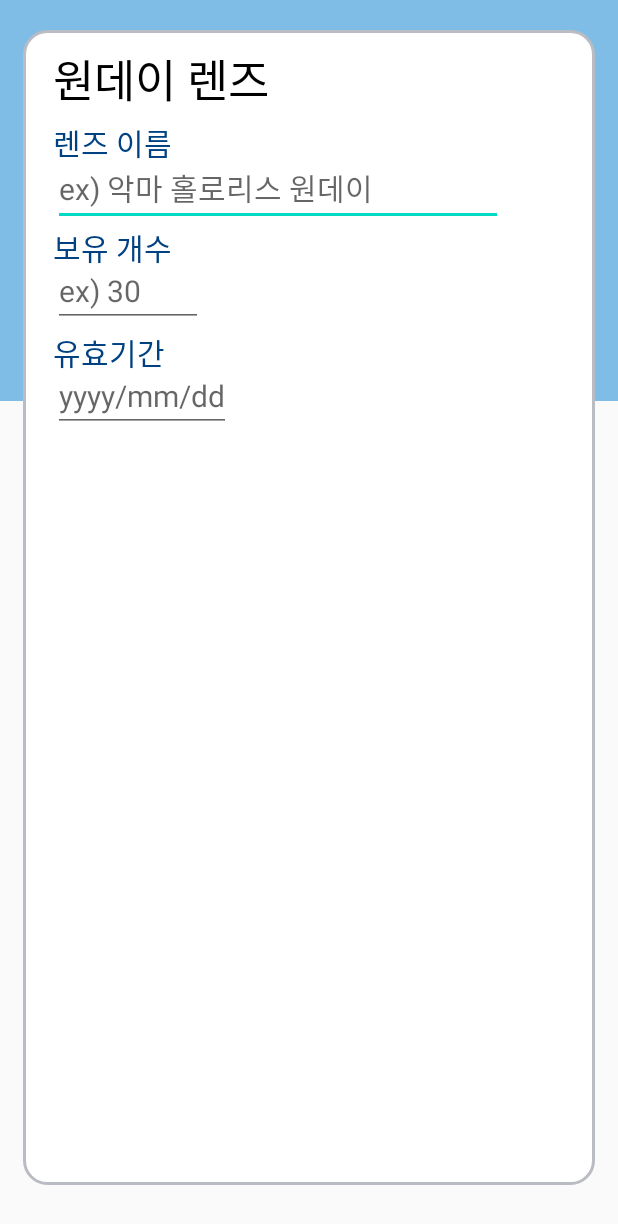
After one commit to SeoeunPark/NUNU_oldver, an Android app: the layout activity_oneday.xml on its own in the app's theme, with its tools: preview values and no code run, on a phone screen of 412 x 824 dp. The commit adds this screen. Shown: the top 1224 px of the screen. Run offline under Robolectric (Android 15) with nearby library versions, the phone set to English and light mode, and no system bars.

Commit message:
[추가] Oneday.java - 날짜 입력 edittext 누르면 달력 뜨게 (스피너로 수정 필요) fragment_oneday.xml - 입력 창 디자인, 입력 텍스트 필드

```diff
--- a/app/src/main/java/com/example/NUNU/Lens.java
+++ b/app/src/main/java/com/example/NUNU/Lens.java
@@ -1,6 +1,7 @@
 package com.example.NUNU;
 
 import android.content.Context;
+import android.content.Intent;
 import android.os.Bundle;
 import android.view.LayoutInflater;
 import android.view.View;
@@ -85,8 +86,10 @@ public class Lens extends Fragment implements View.OnClickListener{
                 break;
             case R.id.fab1:
                 //anim();
-                getActivity().getSupportFragmentManager().beginTransaction().replace(R.id.main_layout, oneday).commitAllowingStateLoss();
+                //getActivity().getSupportFragmentManager().beginTransaction().replace(R.id.main_layout, oneday).commitAllowingStateLoss();
+                getActivity().startActivity(new Intent(getActivity(), oneday.getClass())); //<= 액티비티 화면 ( 네비게이션 바 안 뜸)
                 //Toast.makeText(getActivity(),"Button1", Toast.LENGTH_SHORT).show();
+
                 break;
             case R.id.fab2:
                 //anim();
--- /dev/null
+++ b/app/src/main/res/drawable/round_background.xml
@@ -0,0 +1,9 @@
+<?xml version="1.0" encoding="UTF-8"?>
+<shape xmlns:android="http://schemas.android.com/apk/res/android">
+    <solid android:color="#ffffff"/>
+    <stroke
+        android:width="2dip"
+        android:color="#BABCC3" />
+    <corners android:radius="15dip" />
+    <padding android:left="0dip" android:top="0dip" android:right="0dip" android:bottom="0dip" />
+</shape>
--- /dev/null
+++ b/app/src/main/res/layout/activity_oneday.xml
@@ -0,0 +1,117 @@
+<?xml version="1.0" encoding="utf-8"?>
+<androidx.constraintlayout.widget.ConstraintLayout xmlns:android="http://schemas.android.com/apk/res/android"
+    xmlns:app="http://schemas.android.com/apk/res-auto"
+    xmlns:tools="http://schemas.android.com/tools"
+    android:layout_width="match_parent"
+    android:layout_height="match_parent"
+    tools:context=".Oneday">
+    <FrameLayout
+        android:layout_width="match_parent"
+        android:layout_height="match_parent"
+        android:layout_marginBottom="4dp">
+
+        <LinearLayout
+            android:layout_width="match_parent"
+            android:layout_height="267dp"
+            android:background="#D265B0E2"
+            android:orientation="vertical" />
+
+
+        <RelativeLayout
+            android:layout_width="match_parent"
+            android:layout_height="match_parent"
+            android:layout_marginLeft="15dp"
+            android:layout_marginRight="15dp"
+            android:layout_marginBottom="30dp">
+
+            <LinearLayout
+                android:layout_width="match_parent"
+                android:layout_height="match_parent"
+                android:layout_centerHorizontal="true"
+                android:layout_marginTop="20dp"
+                android:background="@drawable/round_background">
+
+                <ScrollView
+                    android:layout_width="match_parent"
+                    android:layout_height="match_parent">
+
+
+
+                        <RelativeLayout
+                            android:layout_width="match_parent"
+                            android:layout_height="match_parent"
+                            android:layout_marginLeft="20dp">
+
+                            <TextView
+                                android:id="@+id/oneday"
+                                android:layout_width="wrap_content"
+                                android:layout_height="wrap_content"
+                                android:layout_marginTop="10dp"
+                                android:text="원데이 렌즈"
+                                android:textColor="#000000"
+                                android:textSize="30dp" />
+
+                            <TextView
+                                android:id="@+id/lens_name_text"
+                                android:layout_width="wrap_content"
+                                android:layout_height="wrap_content"
+                                android:layout_marginTop="60dp"
+                                android:text="렌즈 이름"
+                                android:textColor="@color/dartblue"
+                                android:textSize="20dp" />
+
+                            <EditText
+                                android:id="@+id/Onelens_name"
+                                android:layout_width="300dp"
+                                android:layout_height="wrap_content"
+                                android:layout_marginTop="80dp"
+                                android:hint="ex) 악마 홀로리스 원데이 "
+                                android:inputType="text"
+                                android:textColor="#29367A"
+                                android:textSize="20dp" />
+
+                            <TextView
+                                android:id="@+id/cnt_text"
+                                android:layout_width="wrap_content"
+                                android:layout_height="wrap_content"
+                                android:layout_marginTop="130dp"
+                                android:text="보유 개수"
+                                android:textColor="@color/dartblue"
+                                android:textSize="20dp" />
+
+                            <EditText
+                                android:id="@+id/Onelens_cnt"
+                                android:layout_width="100dp"
+                                android:layout_height="wrap_content"
+                                android:layout_marginTop="150dp"
+                                android:hint="ex) 30 "
+                                android:inputType="phone"
+                                android:textColor="#29367A"
+                                android:textSize="20dp" />
+                            <TextView
+                                android:id="@+id/shelflife_text"
+                                android:layout_width="wrap_content"
+                                android:layout_height="wrap_content"
+                                android:layout_marginTop="200dp"
+                                android:text="유효기간"
+                                android:textColor="@color/dartblue"
+                                android:textSize="20dp" />
+                            <EditText
+                                android:id="@+id/Shelf_life"
+                                android:layout_width="wrap_content"
+                                android:layout_height="wrap_content"
+                                android:layout_marginTop="220dp"
+                                android:hint="yyyy/mm/dd"
+                                android:clickable="true"
+                                android:editable="false"
+                                android:focusable="false"
+                                android:textColor="#29367A"
+                                android:textSize="20dp" />
+
+
+                        </RelativeLayout>
+                </ScrollView>
+            </LinearLayout>
+        </RelativeLayout>
+    </FrameLayout>
+</androidx.constraintlayout.widget.ConstraintLayout>
--- a/app/src/main/res/values/colors.xml
+++ b/app/src/main/res/values/colors.xml
@@ -5,4 +5,5 @@
     <color name="colorAccent">#03DAC5</color>
     <color name ="color">#3498DB</color>
     <color name ="mint">#59deba</color>
+    <color name ="dartblue">#004182</color>
 </resources>
```
Also changed, not shown: app/src/main/AndroidManifest.xml (+4 -5 lines), app/src/main/java/com/example/NUNU/Oneday.java (+34 -14 lines), app/src/main/res/drawable/edit_text.xml (added, +48 -0 lines), app/src/main/res/layout/fragment_oneday.xml (deleted, +0 -14 lines).
